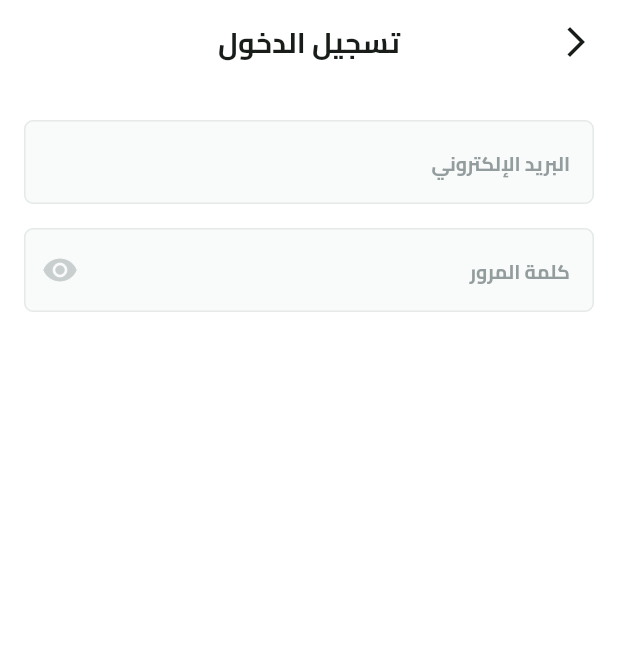
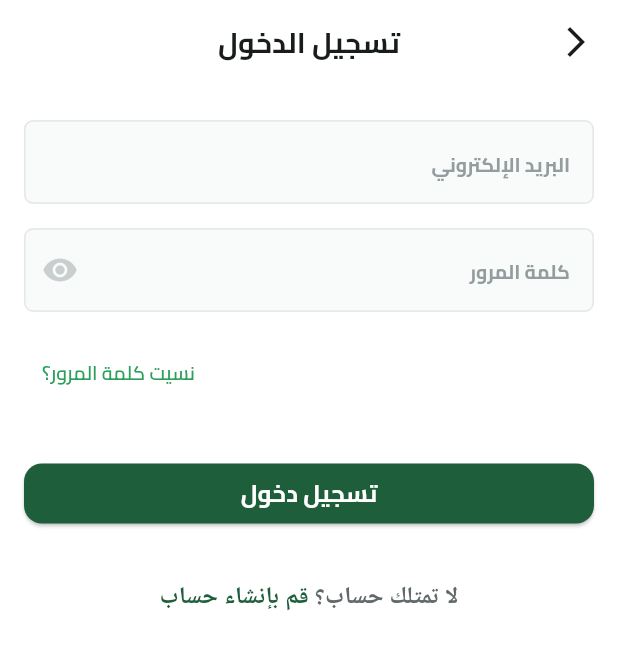
Before and after one commit to Kubbany/fruits_hub, a Flutter app: the screen it shows after launch, after a tap on "تخط", on a phone screen of 412 x 824 dp. Shown: the top 650 px of the screen. Run offline on Flutter 3.47's test engine with Material 3 defaults, Android fonts, the phone set to English and light mode, and no system bars; our stand-ins replace dots_indicator, shared_preferences; missing offline and left inert: svg_flutter.

Commit message:
don't have an account prompt done

```diff
--- /dev/null
+++ b/lib/Features/authentication/presentation/views/widgets/dont_have_account_prompt.dart
@@ -0,0 +1,31 @@
+import 'package:flutter/gestures.dart';
+import 'package:flutter/material.dart';
+import 'package:fruits_hub/Features/authentication/presentation/views/register_view.dart';
+import 'package:fruits_hub/core/utils/app_colors.dart';
+import 'package:fruits_hub/core/utils/app_text_styles.dart';
+
+class DontHaveAccountPrompt extends StatelessWidget {
+  const DontHaveAccountPrompt({super.key});
+
+  @override
+  Widget build(BuildContext context) {
+    return Text.rich(
+      TextSpan(
+        children: [
+          TextSpan(
+            text: 'لا تمتلك حساب؟ ',
+            style: TextStyles.semiBold16.copyWith(color: const Color(0xFF616A6B)),
+          ),
+          TextSpan(
+            text: 'قم بإنشاء حساب',
+            recognizer: TapGestureRecognizer()
+              ..onTap = () {
+                Navigator.pushNamed(context, RegisterView.routeName); // or use MaterialPageRoute
+              },
+            style: TextStyles.bold16.copyWith(color: AppColors.primaryColor),
+          ),
+        ],
+      ),
+    );
+  }
+}
--- a/lib/Features/authentication/presentation/views/widgets/login_view_body.dart
+++ b/lib/Features/authentication/presentation/views/widgets/login_view_body.dart
@@ -1,5 +1,9 @@
 import 'package:flutter/material.dart';
+import 'package:fruits_hub/Features/authentication/presentation/views/widgets/dont_have_account_prompt.dart';
+import 'package:fruits_hub/core/utils/app_colors.dart';
+import 'package:fruits_hub/core/utils/app_text_styles.dart';
 import 'package:fruits_hub/core/utils/widgets/custom_app_bar.dart';
+import 'package:fruits_hub/core/utils/widgets/custom_button.dart';
 import 'package:fruits_hub/core/utils/widgets/custom_password_form_field.dart';
 import 'package:fruits_hub/core/utils/widgets/custom_text_form_field.dart';
 
@@ -10,22 +14,34 @@ class LoginViewBody extends StatelessWidget {
   Widget build(BuildContext context) {
     return Scaffold(
       appBar: buildAppBar(context, title: 'تسجيل الدخول'),
-      body: const Padding(
-        padding: EdgeInsets.symmetric(horizontal: 16),
+      body: Padding(
+        padding: const EdgeInsets.symmetric(horizontal: 16),
         child: CustomScrollView(
           slivers: <Widget>[
             SliverToBoxAdapter(
               child: Column(
                 children: <Widget>[
-                  SizedBox(height: 24),
-                  CustomTextFormField(
+                  const SizedBox(height: 24),
+                  const CustomTextFormField(
                     hintText: 'البريد الإلكتروني',
                     keyboardType: TextInputType.emailAddress,
                   ),
-                  SizedBox(height: 16),
-                  CustomPasswordFormField(
+                  const SizedBox(height: 16),
+                  const CustomPasswordFormField(
                     hintText: 'كلمة المرور',
                   ),
+                  const SizedBox(height: 16),
+                  const ForgotPassword(),
+                  const SizedBox(height: 33),
+                  CustomButton(
+                    title: 'تسجيل دخول',
+                    titleSize: 16,
+                    onPressed: () {},
+                    borderRadius: 12,
+                    backgroundColor: AppColors.primaryColor,
+                  ),
+                  const SizedBox(height: 33),
+                  const DontHaveAccountPrompt(),
                 ],
               ),
             ),
@@ -35,3 +51,26 @@ class LoginViewBody extends StatelessWidget {
     );
   }
 }
+
+class ForgotPassword extends StatelessWidget {
+  const ForgotPassword({
+    super.key,
+  });
+
+  @override
+  Widget build(BuildContext context) {
+    return Align(
+      alignment: AlignmentDirectional.centerEnd,
+      child: TextButton(
+        onPressed: () {},
+        child: Text(
+          'نسيت كلمة المرور؟',
+          style: TextStyles.semiBold13.copyWith(
+            color: const Color(0xFF2D9F5D),
+            height: 0.13,
+          ),
+        ),
+      ),
+    );
+  }
+}
--- a/lib/core/utils/text_form_field_style.dart
+++ b/lib/core/utils/text_form_field_style.dart
@@ -10,7 +10,7 @@ abstract class TextFormFieldStyle {
     return OutlineInputBorder(
       borderRadius: BorderRadius.circular(6),
       borderSide: const BorderSide(
-        width: 1,
+        width: 1.1,
         color: Color(0xFFE6E9E9),
       ),
     );
--- a/lib/core/utils/widgets/custom_button.dart
+++ b/lib/core/utils/widgets/custom_button.dart
@@ -11,6 +11,7 @@ class CustomButton extends StatelessWidget {
     required this.backgroundColor,
     this.titleSize,
     this.buttonHeight,
+    this.buttonWidth,
     this.borderSideWidth,
     this.isLoading = false,
   });
@@ -23,14 +24,17 @@ class CustomButton extends StatelessWidget {
   final double borderRadius;
   final double? titleSize;
   final double? buttonHeight;
+  final double? buttonWidth;
   final double? borderSideWidth;
   final bool isLoading;
 
   @override
   Widget build(BuildContext context) {
-    return ElevatedButton(
+    return SizedBox(
+      width: buttonWidth ?? double.infinity,
+      height: buttonHeight,
+      child: ElevatedButton(
         style: ElevatedButton.styleFrom(
-        minimumSize: buttonHeight == null ? null : Size(double.infinity, buttonHeight!),
           backgroundColor: backgroundColor,
           shape: RoundedRectangleBorder(
             side: borderColor != null
@@ -60,6 +64,7 @@ class CustomButton extends StatelessWidget {
                   color: titleColor ?? Colors.white,
                 ),
               ),
+      ),
     );
   }
 }
--- a/lib/core/utils/widgets/custom_password_form_field.dart
+++ b/lib/core/utils/widgets/custom_password_form_field.dart
@@ -25,6 +25,9 @@ class _CustomPasswordFormFieldState extends State<CustomPasswordFormField> {
         border: TextFormFieldStyle.buildBorder(),
         enabledBorder: TextFormFieldStyle.buildBorder(),
         focusedBorder: TextFormFieldStyle.buildBorder(),
+        disabledBorder: TextFormFieldStyle.buildBorder(),
+        errorBorder: TextFormFieldStyle.buildBorder(),
+        focusedErrorBorder: TextFormFieldStyle.buildBorder(),
         suffixIcon: IconButton(
           icon: Icon(
             !isVisiblePassword ? Icons.visibility : Icons.visibility_off,
--- a/lib/core/utils/widgets/custom_text_form_field.dart
+++ b/lib/core/utils/widgets/custom_text_form_field.dart
@@ -10,15 +10,16 @@ class CustomTextFormField extends StatelessWidget {
     return TextFormField(
       keyboardType: keyboardType,
       decoration: InputDecoration(
-        hint: Text(
-          hintText,
-          style: TextFormFieldStyle.hintStyle,
-        ),
+        hintText: hintText,
+        hintStyle: TextFormFieldStyle.hintStyle,
         filled: TextFormFieldStyle.filled,
         fillColor: TextFormFieldStyle.fillColor,
         border: TextFormFieldStyle.buildBorder(),
         enabledBorder: TextFormFieldStyle.buildBorder(),
         focusedBorder: TextFormFieldStyle.buildBorder(),
+        disabledBorder: TextFormFieldStyle.buildBorder(),
+        errorBorder: TextFormFieldStyle.buildBorder(),
+        focusedErrorBorder: TextFormFieldStyle.buildBorder(),
       ),
     );
   }
```
Lines whose indentation alone changed are shown as unchanged.
